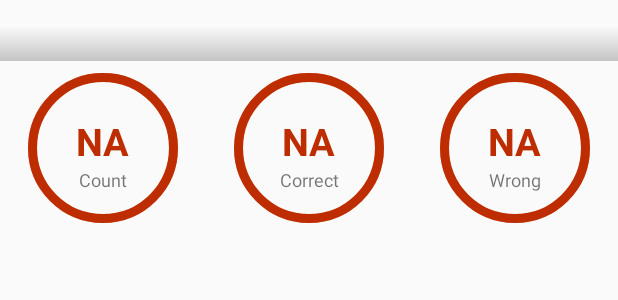
After one commit to mohamedalykarim/QuizApp, an Android app: the layout row_statistics_question.xml on its own in the app's theme, with its tools: preview values and no code run, on a phone screen of 412 x 824 dp. The commit adds this screen. Shown: the top 300 px of the screen. Run offline under Robolectric (Android 15) with nearby library versions, the phone set to English and light mode, and no system bars.

Commit message:
add to statistics

```diff
--- a/app/src/main/res/layout/fragment_statistics.xml
+++ b/app/src/main/res/layout/fragment_statistics.xml
@@ -53,13 +53,14 @@
                         android:layout_height="wrap_content"
                         android:orientation="vertical">
 
-                        <androidx.constraintlayout.widget.ConstraintLayout
+                        <LinearLayout
                             android:id="@+id/questions"
                             android:layout_width="match_parent"
                             android:layout_height="match_parent"
+                            android:orientation="vertical"
                             android:visibility="gone">
 
-                        </androidx.constraintlayout.widget.ConstraintLayout>
+                        </LinearLayout>
 
                         <LinearLayout
                             android:id="@+id/students"
--- /dev/null
+++ b/app/src/main/res/layout/row_statistics_question.xml
@@ -0,0 +1,207 @@
+<?xml version="1.0" encoding="utf-8"?>
+<layout
+    xmlns:android="http://schemas.android.com/apk/res/android"
+    xmlns:app="http://schemas.android.com/apk/res-auto"
+    xmlns:tools="http://schemas.android.com/tools">
+
+    <LinearLayout
+        android:layout_width="match_parent"
+        android:layout_height="match_parent"
+        android:orientation="vertical">
+
+        <androidx.constraintlayout.widget.ConstraintLayout
+            android:layout_width="match_parent"
+            android:layout_height="wrap_content"
+            android:layout_marginTop="16dp"
+            android:background="@drawable/gredient1">
+
+            <TextView
+                android:id="@+id/questionTextTv"
+                android:layout_width="0dp"
+                android:layout_height="wrap_content"
+                android:layout_marginStart="8dp"
+                android:layout_marginTop="4dp"
+                android:layout_marginEnd="8dp"
+                android:layout_marginBottom="4dp"
+                android:textAlignment="viewStart"
+                android:textColor="@color/colorPrimary"
+                android:textSize="12sp"
+                app:layout_constraintBottom_toBottomOf="parent"
+                app:layout_constraintEnd_toEndOf="parent"
+                app:layout_constraintStart_toEndOf="@+id/waitingTv"
+                app:layout_constraintTop_toTopOf="parent" />
+
+            <TextView
+                android:id="@+id/waitingTv"
+                android:layout_width="wrap_content"
+                android:layout_height="wrap_content"
+                android:layout_marginStart="8dp"
+                android:background="#FFC107"
+                android:paddingStart="2dp"
+                android:paddingEnd="2dp"
+                android:text="@string/waiting"
+                android:textColor="#fff"
+                android:textSize="12sp"
+                android:visibility="gone"
+                app:layout_constraintBottom_toBottomOf="parent"
+                app:layout_constraintStart_toEndOf="@+id/finishTv"
+                app:layout_constraintTop_toTopOf="parent" />
+
+            <TextView
+                android:id="@+id/finishTv"
+                android:layout_width="wrap_content"
+                android:layout_height="wrap_content"
+                android:layout_marginStart="8dp"
+                android:background="#4CAF50"
+                android:paddingStart="2dp"
+                android:paddingEnd="2dp"
+                android:text="@string/finish"
+                android:textColor="#fff"
+                android:textSize="12sp"
+                android:visibility="gone"
+                app:layout_constraintBottom_toBottomOf="parent"
+                app:layout_constraintStart_toStartOf="parent"
+                app:layout_constraintTop_toTopOf="parent" />
+
+
+        </androidx.constraintlayout.widget.ConstraintLayout>
+
+        <LinearLayout
+            android:id="@+id/questionStatistics"
+            android:layout_width="match_parent"
+            android:layout_height="wrap_content"
+            android:layout_marginTop="8dp"
+            android:orientation="horizontal"
+            app:layout_constraintEnd_toEndOf="parent"
+            app:layout_constraintStart_toStartOf="parent"
+            app:layout_constraintTop_toBottomOf="@+id/view3">
+
+            <androidx.constraintlayout.widget.ConstraintLayout
+                android:layout_width="match_parent"
+                android:layout_height="match_parent"
+                android:layout_weight="1">
+
+                <TextView
+                    android:id="@+id/countTv"
+                    android:layout_width="wrap_content"
+                    android:layout_height="wrap_content"
+                    android:layout_marginBottom="10dp"
+                    android:text="NA"
+                    android:textColor="@color/colorPrimary"
+                    android:textSize="25sp"
+                    android:textStyle="bold"
+                    app:layout_constraintBottom_toBottomOf="@+id/countCircle"
+                    app:layout_constraintEnd_toEndOf="@+id/countCircle"
+                    app:layout_constraintStart_toStartOf="@+id/countCircle"
+                    app:layout_constraintTop_toTopOf="@+id/countCircle" />
+
+                <mohalim.app.quizapp.core.utils.CircleProgressBar
+                    android:id="@+id/countCircle"
+                    android:layout_width="100dp"
+                    android:layout_height="100dp"
+                    app:layout_constraintEnd_toEndOf="parent"
+                    app:layout_constraintStart_toStartOf="parent"
+                    app:layout_constraintTop_toTopOf="parent"
+                    app:progress="100"
+                    app:progressBarThickness="6dp"
+                    app:progressbarColor="@color/colorPrimary" />
+
+                <TextView
+                    android:id="@+id/textView16"
+                    android:layout_width="wrap_content"
+                    android:layout_height="wrap_content"
+                    android:text="Count"
+                    android:textSize="12sp"
+                    app:layout_constraintEnd_toEndOf="@+id/countCircle"
+                    app:layout_constraintStart_toStartOf="@+id/countCircle"
+                    app:layout_constraintTop_toBottomOf="@+id/countTv" />
+            </androidx.constraintlayout.widget.ConstraintLayout>
+
+            <androidx.constraintlayout.widget.ConstraintLayout
+                android:layout_width="match_parent"
+                android:layout_height="match_parent"
+                android:layout_weight="1">
+
+                <mohalim.app.quizapp.core.utils.CircleProgressBar
+                    android:id="@+id/correctCircle"
+                    android:layout_width="100dp"
+                    android:layout_height="100dp"
+                    app:layout_constraintEnd_toEndOf="parent"
+                    app:layout_constraintStart_toStartOf="parent"
+                    app:layout_constraintTop_toTopOf="parent"
+                    app:progress="100"
+                    app:progressBarThickness="6dp"
+                    app:progressbarColor="@color/colorPrimary" />
+
+                <TextView
+                    android:id="@+id/correctTv"
+                    android:layout_width="wrap_content"
+                    android:layout_height="wrap_content"
+                    android:layout_marginBottom="10dp"
+                    android:text="NA"
+                    android:textColor="@color/colorPrimary"
+                    android:textSize="25sp"
+                    android:textStyle="bold"
+                    app:layout_constraintBottom_toBottomOf="@+id/correctCircle"
+                    app:layout_constraintEnd_toEndOf="@+id/correctCircle"
+                    app:layout_constraintStart_toStartOf="@+id/correctCircle"
+                    app:layout_constraintTop_toTopOf="@+id/correctCircle" />
+
+                <TextView
+                    android:id="@+id/textView18"
+                    android:layout_width="wrap_content"
+                    android:layout_height="wrap_content"
+                    android:text="@string/correct"
+                    android:textSize="12sp"
+                    app:layout_constraintEnd_toEndOf="parent"
+                    app:layout_constraintStart_toStartOf="parent"
+                    app:layout_constraintTop_toBottomOf="@+id/correctTv" />
+            </androidx.constraintlayout.widget.ConstraintLayout>
+
+            <androidx.constraintlayout.widget.ConstraintLayout
+                android:layout_width="match_parent"
+                android:layout_height="match_parent"
+                android:layout_weight="1">
+
+                <mohalim.app.quizapp.core.utils.CircleProgressBar
+                    android:id="@+id/wrongCircle"
+                    android:layout_width="100dp"
+                    android:layout_height="100dp"
+                    app:layout_constraintEnd_toEndOf="parent"
+                    app:layout_constraintStart_toStartOf="parent"
+                    app:layout_constraintTop_toTopOf="parent"
+                    app:progress="100"
+                    app:progressBarThickness="6dp"
+                    app:progressbarColor="@color/colorPrimary" />
+
+                <TextView
+                    android:id="@+id/wrongTv"
+                    android:layout_width="wrap_content"
+                    android:layout_height="wrap_content"
+                    android:layout_marginBottom="10dp"
+                    android:text="NA"
+                    android:textColor="@color/colorPrimary"
+                    android:textSize="25sp"
+                    android:textStyle="bold"
+                    app:layout_constraintBottom_toBottomOf="@+id/wrongCircle"
+                    app:layout_constraintEnd_toEndOf="@+id/wrongCircle"
+                    app:layout_constraintStart_toStartOf="@+id/wrongCircle"
+                    app:layout_constraintTop_toTopOf="@+id/wrongCircle" />
+
+                <TextView
+                    android:id="@+id/textView20"
+                    android:layout_width="wrap_content"
+                    android:layout_height="wrap_content"
+                    android:text="Wrong"
+                    android:textSize="12sp"
+                    app:layout_constraintEnd_toEndOf="@+id/wrongTv"
+                    app:layout_constraintHorizontal_bias="0.535"
+                    app:layout_constraintStart_toStartOf="@+id/wrongTv"
+                    app:layout_constraintTop_toBottomOf="@+id/wrongTv" />
+            </androidx.constraintlayout.widget.ConstraintLayout>
+        </LinearLayout>
+
+    </LinearLayout>
+
+
+</layout>
```
Also changed, not shown: app/src/main/java/mohalim/app/quizapp/core/models/StatisitcsQuestionItem.java (added, +41 -0 lines), app/src/main/java/mohalim/app/quizapp/ui/quiz/QuizViewModel.java (+5 -5 lines), app/src/main/java/mohalim/app/quizapp/ui/statistics/StatisticsFragment.java (+121 -0 lines).
